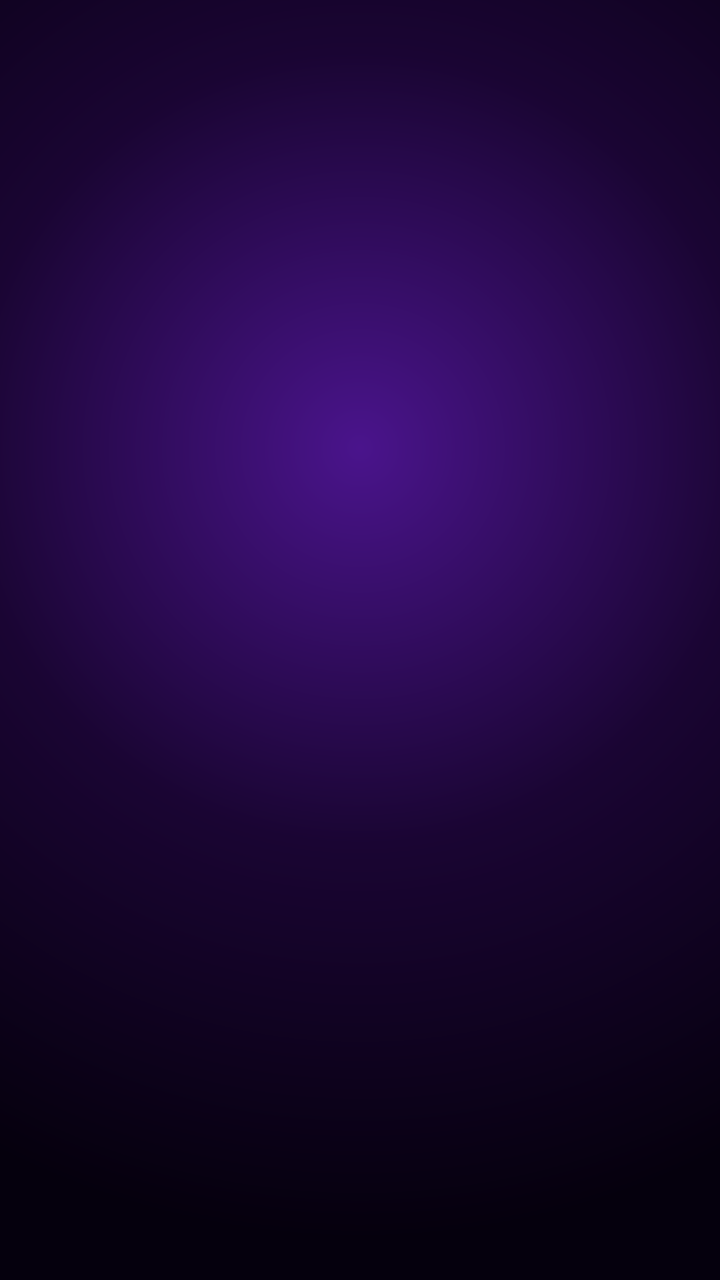
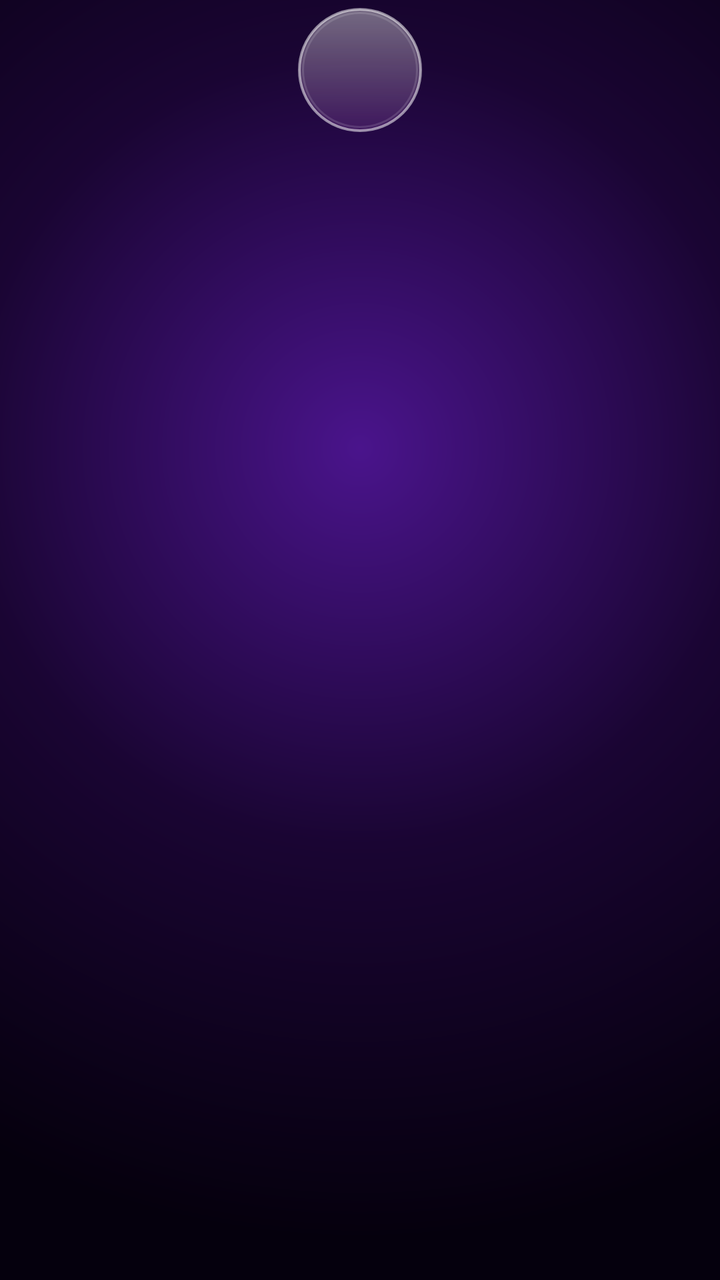

Before-and-after screenshots of an Android layout around one commit, followed by the original layout XML and the change that was made.
<!-- AndroidManifest.xml: application theme Theme.Void -->
<!-- res/layout/item_app.xml -->
<?xml version="1.0" encoding="utf-8"?>
<LinearLayout xmlns:android="http://schemas.android.com/apk/res/android"
    android:layout_width="match_parent"
    android:layout_height="wrap_content"
    android:gravity="center_horizontal"
    android:orientation="vertical"
    android:padding="4dp">

    <ImageView
        android:id="@+id/icon"
        android:layout_width="52dp"
        android:layout_height="52dp" />

    <TextView
        android:id="@+id/label"
        android:layout_width="match_parent"
        android:layout_height="wrap_content"
        android:layout_marginTop="6dp"
        android:ellipsize="end"
        android:gravity="center"
        android:maxLines="1"
        android:textColor="#E1BEE7"
        android:textSize="12sp" />
</LinearLayout>
<!-- resources referenced by this layout -->
<resources>
  <style name="Theme.Void" parent="android:Theme.DeviceDefault.NoActionBar">
          <item name="android:windowBackground">@drawable/bg_void</item>
          <item name="android:statusBarColor">@android:color/transparent</item>
          <item name="android:navigationBarColor">@android:color/transparent</item>
          <item name="android:windowShowWallpaper">false</item>
      </style>
  <!-- drawable bg_void (drawable) -->
  <?xml version="1.0" encoding="utf-8"?>
  <shape xmlns:android="http://schemas.android.com/apk/res/android">
      <gradient
          android:type="radial"
          android:centerX="0.5"
          android:centerY="0.35"
          android:gradientRadius="110%p"
          android:startColor="#4A148C"
          android:centerColor="#1A0533"
          android:endColor="#05000D" />
  </shape>
</resources>

<!-- the commit's change to res/layout/item_app.xml (unified diff, before → after) -->
@@ -8,8 +8,10 @@
 
     <ImageView
         android:id="@+id/icon"
-        android:layout_width="52dp"
-        android:layout_height="52dp" />
+        android:layout_width="62dp"
+        android:layout_height="62dp"
+        android:background="@drawable/glass_circle"
+        android:padding="11dp" />
 
     <TextView
         android:id="@+id/label"
@@ -19,6 +21,6 @@
         android:ellipsize="end"
         android:gravity="center"
         android:maxLines="1"
-        android:textColor="#E1BEE7"
+        android:textColor="#F3E8FF"
         android:textSize="12sp" />
 </LinearLayout>
<!-- resource entries referenced after the edit -->
@@ -1,5 +1,20 @@
 <!-- resources referenced by this layout -->
 <resources>
+  <!-- drawable glass_circle (drawable) -->
+  <?xml version="1.0" encoding="utf-8"?>
+  <layer-list xmlns:android="http://schemas.android.com/apk/res/android">
+      <item>
+          <shape android:shape="oval">
+              <gradient android:angle="270" android:startColor="#66FFFFFF" android:endColor="#22E879F9" />
+              <stroke android:width="1.2dp" android:color="#88FFFFFF" />
+          </shape>
+      </item>
+      <item android:left="2dp" android:top="2dp" android:right="2dp" android:bottom="2dp">
+          <shape android:shape="oval">
+              <stroke android:width="1dp" android:color="#22FFFFFF" />
+          </shape>
+      </item>
+  </layer-list>
   <style name="Theme.Void" parent="android:Theme.DeviceDefault.NoActionBar">
           <item name="android:windowBackground">@drawable/bg_void</item>
           <item name="android:statusBarColor">@android:color/transparent</item>
